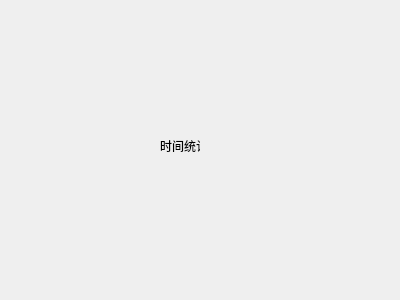
The window that CDSignInSystem/timewnd.ui (ClearDewy/CDSignInSystem) describes before a commit, drawn with Qt 5.
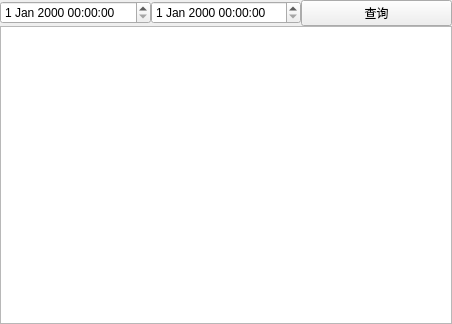
The same window after the commit.

Patch:
```diff
--- a/CDSignInSystem/timewnd.ui
+++ b/CDSignInSystem/timewnd.ui
@@ -6,26 +6,50 @@
    <rect>
     <x>0</x>
     <y>0</y>
-    <width>400</width>
-    <height>300</height>
+    <width>452</width>
+    <height>324</height>
    </rect>
   </property>
   <property name="windowTitle">
    <string>Form</string>
   </property>
-  <widget class="QLabel" name="label">
-   <property name="geometry">
-    <rect>
-     <x>160</x>
-     <y>140</y>
-     <width>40</width>
-     <height>12</height>
-    </rect>
+  <layout class="QGridLayout" name="gridLayout">
+   <property name="leftMargin">
+    <number>0</number>
    </property>
-   <property name="text">
-    <string>时间统计</string>
+   <property name="topMargin">
+    <number>0</number>
    </property>
-  </widget>
+   <property name="rightMargin">
+    <number>0</number>
+   </property>
+   <property name="bottomMargin">
+    <number>0</number>
+   </property>
+   <property name="spacing">
+    <number>0</number>
+   </property>
+   <item row="0" column="0">
+    <widget class="QDateTimeEdit" name="startTimeEdit"/>
+   </item>
+   <item row="0" column="1">
+    <widget class="QDateTimeEdit" name="endTimeEdit"/>
+   </item>
+   <item row="1" column="0" colspan="3">
+    <widget class="QTableView" name="timeView">
+     <property name="editTriggers">
+      <set>QAbstractItemView::NoEditTriggers</set>
+     </property>
+    </widget>
+   </item>
+   <item row="0" column="2">
+    <widget class="QPushButton" name="pushButton">
+     <property name="text">
+      <string>查询</string>
+     </property>
+    </widget>
+   </item>
+  </layout>
  </widget>
  <resources/>
  <connections/>
```
